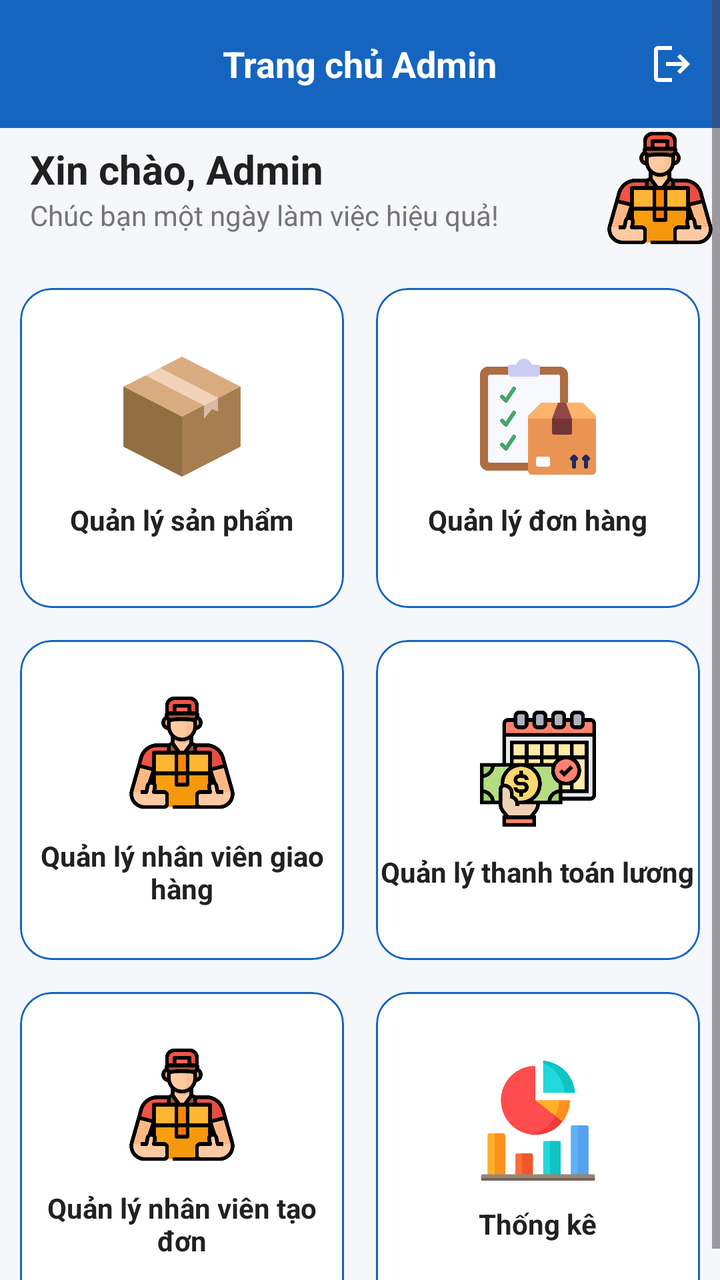
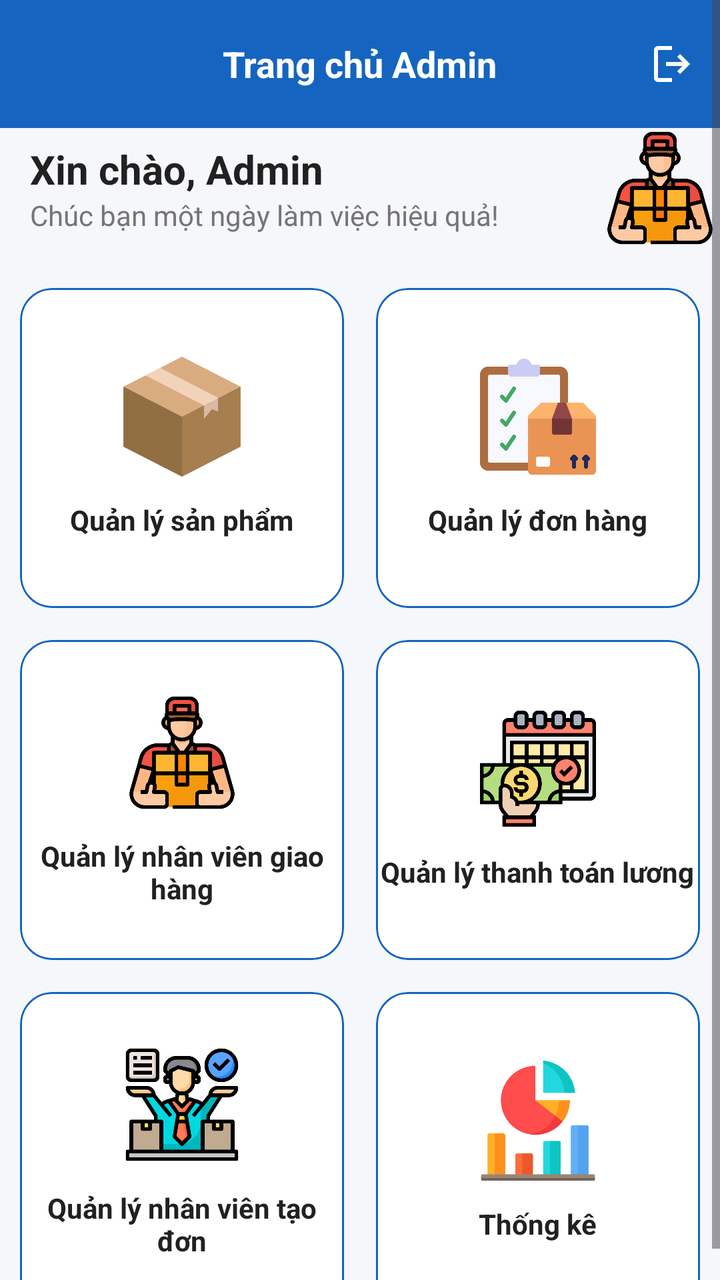

Compare the two renders of this Android layout. The source of the first and the diff that turns it into the second are given below.
<!-- AndroidManifest.xml: application theme Theme.UDGH -->
<!-- res/layout/activity_main.xml -->
<?xml version="1.0" encoding="utf-8"?>
<ScrollView xmlns:android="http://schemas.android.com/apk/res/android"
    xmlns:app="http://schemas.android.com/apk/res-auto"
    android:id="@+id/main"
    android:layout_width="match_parent"
    android:layout_height="match_parent"
    android:background="@color/background">

    <LinearLayout
        android:layout_width="match_parent"
        android:layout_height="wrap_content"
        android:orientation="vertical">

        
        <com.google.android.material.appbar.MaterialToolbar
            android:id="@+id/toolbar"
            android:layout_width="match_parent"
            android:layout_height="?attr/actionBarSize"
            android:background="@color/primary"
            app:menu="@menu/admin_toolbar_menu"
            app:title="Trang chủ Admin"
            app:titleCentered="true"
            app:titleTextAppearance="@style/ToolbarTitleStyle"
            app:titleTextColor="@android:color/white" />

        
        <LinearLayout
            android:layout_width="match_parent"
            android:layout_height="wrap_content"
            android:gravity="center_vertical"
            android:orientation="horizontal">

            <LinearLayout
                android:layout_width="0dp"
                android:layout_height="wrap_content"
                android:layout_weight="1"
                android:orientation="vertical"
                android:paddingStart="15dp">

                <TextView
                    android:layout_width="wrap_content"
                    android:layout_height="wrap_content"
                    android:text="Xin chào, Admin"
                    android:textColor="@color/black"
                    android:textSize="20sp"
                    android:textStyle="bold" />

                <TextView
                    android:layout_width="wrap_content"
                    android:layout_height="wrap_content"
                    android:text="Chúc bạn một ngày làm việc hiệu quả!"
                    android:textColor="@color/gray"
                    android:textSize="14sp" />

            </LinearLayout>

            <ImageView
                android:layout_width="60dp"
                android:layout_height="60dp"
                android:src="@drawable/delivery_man" />

        </LinearLayout>

        
        <LinearLayout
            android:layout_width="match_parent"
            android:layout_height="wrap_content"
            android:layout_marginStart="10dp"
            android:layout_marginTop="20dp"
            android:layout_marginEnd="10dp"
            android:orientation="horizontal">

            <com.google.android.material.card.MaterialCardView
                android:id="@+id/cardProduct"
                android:layout_width="0dp"
                android:layout_height="160dp"
                android:layout_marginEnd="8dp"
                android:layout_weight="1"
                app:cardCornerRadius="16dp"
                app:cardBackgroundColor="@color/white"
                app:strokeColor="@color/primary">

                <LinearLayout
                    android:layout_width="match_parent"
                    android:layout_height="match_parent"
                    android:gravity="center"
                    android:orientation="vertical">

                    <ImageView
                        android:layout_width="60dp"
                        android:layout_height="60dp"
                        android:src="@drawable/box" />

                    <TextView
                        android:layout_width="wrap_content"
                        android:layout_height="wrap_content"
                        android:layout_marginTop="12dp"
                        android:text="Quản lý sản phẩm"
                        android:textAlignment="center"
                        android:textStyle="bold"
                        android:textColor="@color/black"/>

                </LinearLayout>

            </com.google.android.material.card.MaterialCardView>

            <com.google.android.material.card.MaterialCardView
                android:id="@+id/cardOrder"
                android:layout_width="0dp"
                android:layout_height="160dp"
                android:layout_marginStart="8dp"
                android:layout_weight="1"
                app:cardCornerRadius="16dp"
                app:cardBackgroundColor="@color/white"
                app:strokeColor="@color/primary">

                <LinearLayout
                    android:layout_width="match_parent"
                    android:layout_height="match_parent"
                    android:gravity="center"
                    android:orientation="vertical">

                    <ImageView
                        android:layout_width="60dp"
                        android:layout_height="60dp"
                        android:src="@drawable/checklist" />

                    <TextView
                        android:layout_width="wrap_content"
                        android:layout_height="wrap_content"
                        android:layout_marginTop="12dp"
                        android:text="Quản lý đơn hàng"
                        android:textAlignment="center"
                        android:textStyle="bold"
                        android:textColor="@color/black"/>

                </LinearLayout>

            </com.google.android.material.card.MaterialCardView>

        </LinearLayout>

        
        <LinearLayout
            android:layout_width="match_parent"
            android:layout_height="wrap_content"
            android:layout_marginStart="10dp"
            android:layout_marginTop="16dp"
            android:layout_marginEnd="10dp"
            android:orientation="horizontal">

            <com.google.android.material.card.MaterialCardView
                android:id="@+id/cardShipper"
                android:layout_width="0dp"
                android:layout_height="160dp"
                android:layout_marginEnd="8dp"
                android:layout_weight="1"
                app:cardCornerRadius="16dp"
                app:cardBackgroundColor="@color/white"
                app:strokeColor="@color/primary">

                <LinearLayout
                    android:layout_width="match_parent"
                    android:layout_height="match_parent"
                    android:gravity="center"
                    android:orientation="vertical">

                    <ImageView
                        android:layout_width="60dp"
                        android:layout_height="60dp"
                        android:src="@drawable/delivery_man" />

                    <TextView
                        android:layout_width="wrap_content"
                        android:layout_height="wrap_content"
                        android:layout_marginTop="12dp"
                        android:text="Quản lý nhân viên giao hàng"
                        android:textAlignment="center"
                        android:textStyle="bold"
                        android:textColor="@color/black"/>

                </LinearLayout>

            </com.google.android.material.card.MaterialCardView>

            <com.google.android.material.card.MaterialCardView
                android:id="@+id/cardSalary"
                android:layout_width="0dp"
                android:layout_height="160dp"
                android:layout_marginStart="8dp"
                android:layout_weight="1"
                app:cardCornerRadius="16dp"
                app:cardBackgroundColor="@color/white"
                app:strokeColor="@color/primary">

                <LinearLayout
                    android:layout_width="match_parent"
                    android:layout_height="match_parent"
                    android:gravity="center"
                    android:orientation="vertical">

                    <ImageView
                        android:layout_width="60dp"
                        android:layout_height="60dp"
                        android:src="@drawable/salary" />

                    <TextView
                        android:layout_width="wrap_content"
                        android:layout_height="wrap_content"
                        android:layout_marginTop="12dp"
                        android:text="Quản lý thanh toán lương"
                        android:textAlignment="center"
                        android:textStyle="bold"
                        android:textColor="@color/black"/>

                </LinearLayout>

            </com.google.android.material.card.MaterialCardView>

        </LinearLayout>

        
        <LinearLayout
            android:layout_width="match_parent"
            android:layout_height="wrap_content"
            android:layout_marginStart="10dp"
            android:layout_marginTop="16dp"
            android:layout_marginEnd="10dp"
            android:orientation="horizontal">

            <com.google.android.material.card.MaterialCardView
                android:id="@+id/cardCreator"
                android:layout_width="0dp"
                android:layout_height="160dp"
                android:layout_marginEnd="8dp"
                android:layout_weight="1"
                app:cardCornerRadius="16dp"
                app:cardBackgroundColor="@color/white"
                app:strokeColor="@color/primary">
                <LinearLayout android:layout_width="match_parent"
                    android:layout_height="match_parent"
                    android:gravity="center"
                    android:orientation="vertical">
                    <ImageView android:layout_width="60dp"
                        android:layout_height="60dp"
                        android:src="@drawable/delivery_man" />
                    <TextView android:layout_width="wrap_content"
                        android:layout_height="wrap_content"
                        android:layout_marginTop="12dp"
                        android:text="Quản lý nhân viên tạo đơn"
                        android:textAlignment="center"
                        android:textStyle="bold"
                        android:textColor="@color/black" />
                </LinearLayout>
            </com.google.android.material.card.MaterialCardView>

            <com.google.android.material.card.MaterialCardView
                android:id="@+id/cardStatistics"
                android:layout_width="0dp"
                android:layout_marginStart="8dp"
                android:layout_weight="1"
                android:layout_height="160dp"
                app:cardCornerRadius="16dp"
                app:cardBackgroundColor="@color/white"
                app:strokeColor="@color/primary">

                <LinearLayout
                    android:layout_width="match_parent"
                    android:layout_height="match_parent"
                    android:gravity="center"
                    android:orientation="vertical">

                    
                    <ImageView
                        android:layout_width="60dp"
                        android:layout_height="60dp"
                        android:src="@drawable/analytics" />

                    <TextView
                        android:layout_width="wrap_content"
                        android:layout_height="wrap_content"
                        android:layout_marginTop="12dp"
                        android:text="Thống kê"
                        android:textAlignment="center"
                        android:textStyle="bold"
                        android:textColor="@color/black"/>

                </LinearLayout>

            </com.google.android.material.card.MaterialCardView>

        </LinearLayout>

    </LinearLayout>

</ScrollView>
<!-- resources referenced by this layout -->
<resources>
  <color name="background">#F5F7FA</color>
  <color name="black">#212121</color>
  <color name="gray">#757575</color>
  <color name="primary">#1565C0</color>
  <color name="white">#FFFFFF</color>
  <!-- drawable analytics: png bitmap (drawable, 13765 bytes) -->
  <!-- drawable box: png bitmap (drawable, 20162 bytes) -->
  <!-- drawable checklist: png bitmap (drawable, 13121 bytes) -->
  <!-- drawable delivery_man: png bitmap (drawable, 21694 bytes) -->
  <!-- drawable salary: png bitmap (drawable, 23707 bytes) -->
  <style name="ToolbarTitleStyle">
          <item name="android:textSize">18sp</item>
          <item name="android:textStyle">bold</item>
          <item name="android:textColor">@android:color/white</item>
      </style>
  <style name="Theme.UDGH" parent="Base.Theme.UDGH" />
  <style name="Base.Theme.UDGH" parent="Theme.Material3.DayNight.NoActionBar">
          <item name="colorPrimary">@color/primary</item>
          <item name="colorPrimaryVariant">@color/primary_dark</item>
          <item name="android:statusBarColor">@color/primary_dark</item>
          <item name="android:windowLightStatusBar">false</item>
          <item name="android:navigationBarColor">@color/white</item>
          <item name="android:windowLightNavigationBar">true</item>
          
          
      </style>
  <color name="primary_dark">#0D47A1</color>
</resources>

<!-- the commit's change to res/layout/activity_main.xml (unified diff, before → after) -->
@@ -241,9 +241,11 @@
                     android:layout_height="match_parent"
                     android:gravity="center"
                     android:orientation="vertical">
-                    <ImageView android:layout_width="60dp"
-                        android:layout_height="60dp"
-                        android:src="@drawable/delivery_man" />
+
+                    <ImageView
+                        android:layout_width="60dp"
+                        android:layout_height="60dp"
+                        android:src="@drawable/pic_creator" />
                     <TextView android:layout_width="wrap_content"
                         android:layout_height="wrap_content"
                         android:layout_marginTop="12dp"
<!-- resource entries referenced after the edit -->
@@ -9,6 +9,7 @@
   <!-- drawable box: png bitmap (drawable, 20162 bytes) -->
   <!-- drawable checklist: png bitmap (drawable, 13121 bytes) -->
   <!-- drawable delivery_man: png bitmap (drawable, 21694 bytes) -->
+  <!-- drawable pic_creator: png bitmap (drawable, 31148 bytes) -->
   <!-- drawable salary: png bitmap (drawable, 23707 bytes) -->
   <style name="ToolbarTitleStyle">
           <item name="android:textSize">18sp</item>
